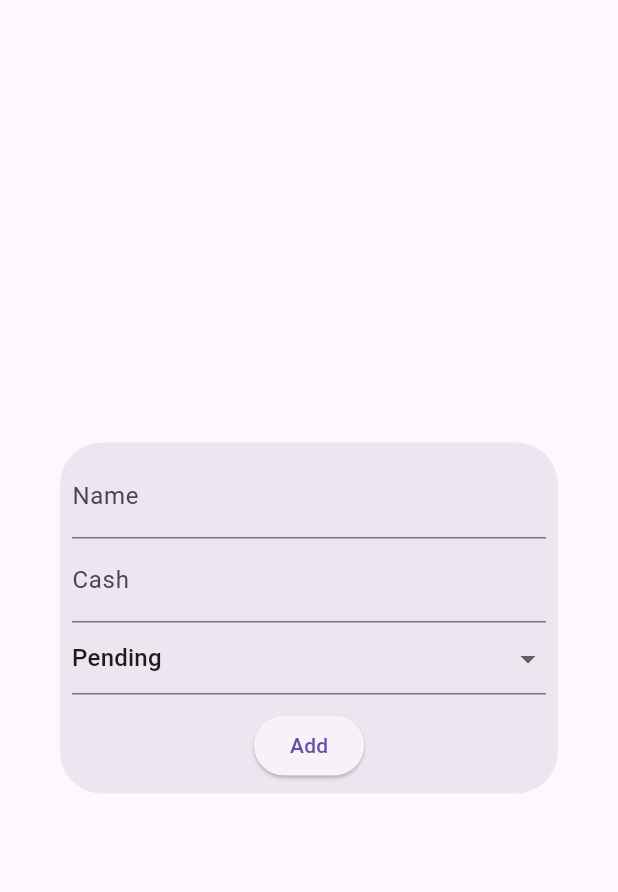
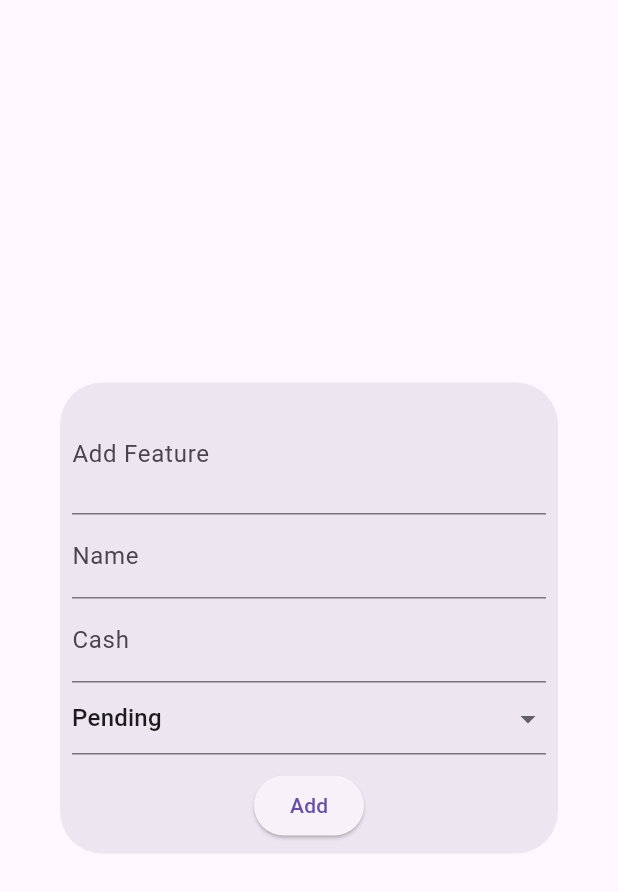
Before and after one commit to AxanIqbal/My-Personal-Tracker, a Flutter app: the MilestoneDialog widget shown alone on an empty page, opened directly, on a phone screen of 412 x 824 dp. Shown: the top 892 px of the screen. Run offline on Flutter 3.47's test engine with Material 2 defaults, Android fonts, the phone set to English and light mode, and no system bars; drawn by our look-alikes of flutter_form_builder; our stand-ins replace auto_route, fl_chart, flutter_hooks, form_builder_validators, freezed_annotation, get_it and 3 more; accounts and stored records are empty.

Commit message:
name to features and some improvements

```diff
--- a/lib/application/models/milestones/milestone.dart
+++ b/lib/application/models/milestones/milestone.dart
@@ -14,11 +14,12 @@ class Milestone with _$Milestone {
   @JsonSerializable(fieldRename: FieldRename.snake, explicitToJson: true)
   const factory Milestone({
     int? id,
-    required String name,
+    required String? name,
     required double cash,
     required DateTime createdAt,
     required DateTime updateAt,
     required MilestoneStatus status,
+    required List<String> features,
     int? projectId,
   }) = _Milestone;
 
--- a/lib/presentation/pages/Home/widgets/add_alert.dart
+++ b/lib/presentation/pages/Home/widgets/add_alert.dart
@@ -68,7 +68,7 @@ class AddForm extends HookConsumerWidget {
                     .map(
                       (milestone) => DataRow(
                         cells: [
-                          DataCell(Text(milestone.name)),
+                          DataCell(Text(milestone.features.join(", "))),
                           DataCell(Text(milestone.cash.toString())),
                           DataCell(Text(milestone.status.name)),
                         ],
--- a/lib/presentation/pages/Home/widgets/add_milestone.dart
+++ b/lib/presentation/pages/Home/widgets/add_milestone.dart
@@ -6,6 +6,7 @@ import 'package:my_personal_tracker/application/models/milestones/milestone.dart
 import 'package:my_personal_tracker/core/utils/supabase_constant.dart';
 
 import '../../../../application/provider/providers.dart';
+import 'form_features.dart';
 
 class MilestoneDialog extends HookConsumerWidget {
   MilestoneDialog({
@@ -27,9 +28,17 @@ class MilestoneDialog extends HookConsumerWidget {
         padding: const EdgeInsets.all(8.0),
         child: FormBuilder(
           key: _formKey,
+          child: SingleChildScrollView(
             child: Column(
               mainAxisSize: MainAxisSize.min,
               children: [
+                FormFeatureList(
+                  name: "features",
+                  initialValue: milestone?.features,
+                  decoration: const InputDecoration(
+                    label: Text("Features"),
+                  ),
+                ),
                 FormBuilderTextField(
                   name: 'name',
                   initialValue: milestone?.name,
@@ -109,6 +118,7 @@ class MilestoneDialog extends HookConsumerWidget {
                                 : DateTime.now(),
                             status: _formKey.currentState!.value["status"],
                             projectId: milestone?.projectId,
+                            features: _formKey.currentState!.value["features"],
                           );
 
                           // if (milestone != null) {
@@ -138,6 +148,7 @@ class MilestoneDialog extends HookConsumerWidget {
             ),
           ),
         ),
+      ),
     );
   }
 }
--- /dev/null
+++ b/lib/presentation/pages/Home/widgets/form_features.dart
@@ -0,0 +1,66 @@
+import 'package:flutter/material.dart';
+import 'package:flutter_form_builder/flutter_form_builder.dart';
+
+class FormFeatureList extends FormBuilderField<List<String>> {
+  TextEditingController? controller;
+
+  FormFeatureList({
+    super.key,
+    required super.name,
+    super.validator,
+    super.decoration,
+    super.onChanged,
+    super.valueTransformer,
+    super.enabled,
+    super.onSaved,
+    super.onReset,
+    super.focusNode,
+    List<String>? initialValue,
+    this.controller,
+  }) : super(
+          initialValue: initialValue,
+          builder: (list) {
+            final controller1 = TextEditingController();
+            return Column(
+              children: [
+                Column(
+                  crossAxisAlignment: CrossAxisAlignment.start,
+                  children: list.value
+                          ?.map((e) => ListTile(
+                                // dense: true,
+                                title: Text(e),
+                                trailing: IconButton(
+                                  icon: const Icon(
+                                    Icons.delete,
+                                    color: Colors.red,
+                                  ),
+                                  onPressed: () => list.didChange(list.value!
+                                      .where((element) => element != e)
+                                      .toList()),
+                                ),
+                              ))
+                          .toList() ??
+                      [],
+                ),
+                TextField(
+                  controller: controller1,
+                  decoration: InputDecoration(
+                    label: const Text("Add Feature"),
+                    suffix: ElevatedButton(
+                      onPressed: () {
+                        if (controller1.value.text.trim() != "") {
+                          list.didChange(
+                              [...?list.value, controller1.value.text.trim()]);
+                        }
+                      },
+                      child: const Text("Add"),
+                    ),
+                  ),
+                  keyboardType: TextInputType.name,
+                  textCapitalization: TextCapitalization.words,
+                )
+              ],
+            );
+          },
+        );
+}
```
Also changed, not shown: lib/presentation/pages/Home/Home.dart (+13 -13 lines), lib/presentation/pages/Home/widgets/milestone_tile.dart (+20 -1 lines), lib/application/models/milestones/milestone.freezed.dart, lib/application/models/milestones/milestone.g.dart, lib/injection.config.dart, pubspec.lock, 1 other file. Lines whose indentation alone changed are shown as unchanged.
